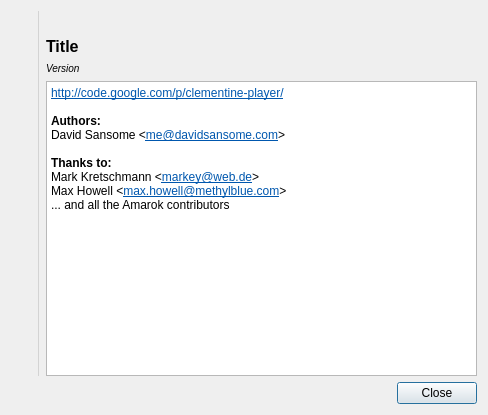
The window that src/about.ui (clementine-player/Clementine) describes before a commit, drawn with Qt 5.
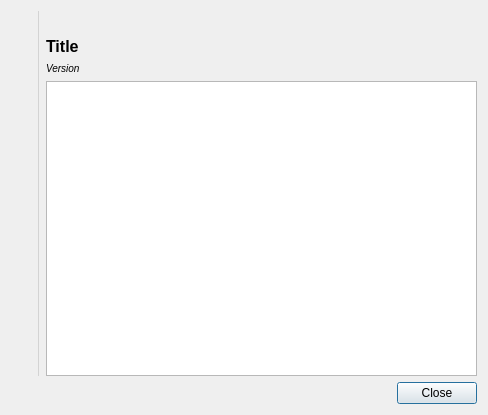
The same window after the commit. Icons and pictures are not drawn.

Commit message: Add some more people to the about box

Patch:
```diff
--- a/src/about.ui
+++ b/src/about.ui
@@ -111,22 +111,7 @@
         </widget>
        </item>
        <item>
-        <widget class="QTextBrowser" name="textBrowser">
-         <property name="html">
-          <string>&lt;!DOCTYPE HTML PUBLIC &quot;-//W3C//DTD HTML 4.0//EN&quot; &quot;http://www.w3.org/TR/REC-html40/strict.dtd&quot;&gt;
-&lt;html&gt;&lt;head&gt;&lt;meta name=&quot;qrichtext&quot; content=&quot;1&quot; /&gt;&lt;style type=&quot;text/css&quot;&gt;
-p, li { white-space: pre-wrap; }
-&lt;/style&gt;&lt;/head&gt;&lt;body style=&quot; font-family:'Sans Serif'; font-size:9pt; font-weight:400; font-style:normal;&quot;&gt;
-&lt;p style=&quot; margin-top:0px; margin-bottom:0px; margin-left:0px; margin-right:0px; -qt-block-indent:0; text-indent:0px;&quot;&gt;&lt;a href=&quot;http://code.google.com/p/clementine-player/&quot;&gt;&lt;span style=&quot; text-decoration: underline; color:#0057ae;&quot;&gt;http://code.google.com/p/clementine-player/&lt;/span&gt;&lt;/a&gt;&lt;/p&gt;
-&lt;p style=&quot;-qt-paragraph-type:empty; margin-top:0px; margin-bottom:0px; margin-left:0px; margin-right:0px; -qt-block-indent:0; text-indent:0px;&quot;&gt;&lt;/p&gt;
-&lt;p style=&quot; margin-top:0px; margin-bottom:0px; margin-left:0px; margin-right:0px; -qt-block-indent:0; text-indent:0px;&quot;&gt;&lt;span style=&quot; font-weight:600;&quot;&gt;Authors:&lt;/span&gt;&lt;/p&gt;
-&lt;p style=&quot; margin-top:0px; margin-bottom:0px; margin-left:0px; margin-right:0px; -qt-block-indent:0; text-indent:0px;&quot;&gt;David Sansome &amp;lt;&lt;a href=&quot;mailto:me@davidsansome.com&quot;&gt;&lt;span style=&quot; text-decoration: underline; color:#0057ae;&quot;&gt;me@davidsansome.com&lt;/span&gt;&lt;/a&gt;&amp;gt;&lt;/p&gt;
-&lt;p style=&quot;-qt-paragraph-type:empty; margin-top:0px; margin-bottom:0px; margin-left:0px; margin-right:0px; -qt-block-indent:0; text-indent:0px;&quot;&gt;&lt;/p&gt;
-&lt;p style=&quot; margin-top:0px; margin-bottom:0px; margin-left:0px; margin-right:0px; -qt-block-indent:0; text-indent:0px;&quot;&gt;&lt;span style=&quot; font-weight:600;&quot;&gt;Thanks to:&lt;/span&gt;&lt;/p&gt;
-&lt;p style=&quot; margin-top:0px; margin-bottom:0px; margin-left:0px; margin-right:0px; -qt-block-indent:0; text-indent:0px;&quot;&gt;Mark Kretschmann &amp;lt;&lt;a href=&quot;mailto:markey@web.de&quot;&gt;&lt;span style=&quot; text-decoration: underline; color:#0057ae;&quot;&gt;markey@web.de&lt;/span&gt;&lt;/a&gt;&amp;gt;&lt;/p&gt;
-&lt;p style=&quot; margin-top:0px; margin-bottom:0px; margin-left:0px; margin-right:0px; -qt-block-indent:0; text-indent:0px;&quot;&gt;Max Howell &amp;lt;&lt;a href=&quot;mailto:max.howell@methylblue.com&quot;&gt;&lt;span style=&quot; text-decoration: underline; color:#0057ae;&quot;&gt;max.howell@methylblue.com&lt;/span&gt;&lt;/a&gt;&amp;gt;&lt;/p&gt;
-&lt;p style=&quot; margin-top:0px; margin-bottom:0px; margin-left:0px; margin-right:0px; -qt-block-indent:0; text-indent:0px;&quot;&gt;... and all the Amarok contributors&lt;/p&gt;&lt;/body&gt;&lt;/html&gt;</string>
-         </property>
+        <widget class="QTextBrowser" name="content">
          <property name="openExternalLinks">
           <bool>true</bool>
          </property>
```
The commit also changes 10 other files.
